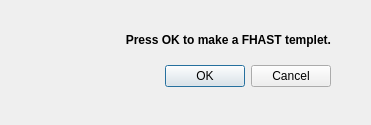
Before: the Qt Designer form profile/profiles/default/python/plugins/fhast_templet_maker/fhast_templet_maker_dialog_base.ui in pndphd/FHAST_2, drawn with Qt 5.
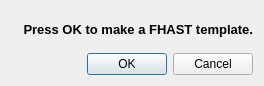
After: the same form once the commit is applied.

Patch:
```diff
--- a/profile/profiles/default/python/plugins/fhast_templet_maker/fhast_templet_maker_dialog_base.ui
+++ b/profile/profiles/default/python/plugins/fhast_templet_maker/fhast_templet_maker_dialog_base.ui
@@ -6,22 +6,16 @@
    <rect>
     <x>0</x>
     <y>0</y>
-    <width>371</width>
-    <height>125</height>
+    <width>264</width>
+    <height>86</height>
    </rect>
   </property>
   <property name="windowTitle">
    <string>FHAST Templet Maker</string>
   </property>
+  <layout class="QGridLayout" name="gridLayout">
+   <item row="2" column="0">
   <widget class="QDialogButtonBox" name="button_box">
-   <property name="geometry">
-    <rect>
-     <x>150</x>
-     <y>60</y>
-     <width>181</width>
-     <height>32</height>
-    </rect>
-   </property>
    <property name="orientation">
     <enum>Qt::Horizontal</enum>
    </property>
@@ -29,17 +23,12 @@
     <set>QDialogButtonBox::Cancel|QDialogButtonBox::Ok</set>
    </property>
   </widget>
+   </item>
+   <item row="1" column="0">
   <widget class="QLabel" name="label">
-   <property name="geometry">
-    <rect>
-     <x>30</x>
-     <y>30</y>
-     <width>301</width>
-     <height>20</height>
-    </rect>
-   </property>
    <property name="font">
     <font>
+       <pointsize>10</pointsize>
      <weight>75</weight>
      <bold>true</bold>
     </font>
@@ -51,12 +40,14 @@
     <enum>QFrame::NoFrame</enum>
    </property>
    <property name="text">
-    <string>Press OK to make a FHAST templet.</string>
+      <string>Press OK to make a FHAST template.</string>
    </property>
    <property name="alignment">
     <set>Qt::AlignRight|Qt::AlignTrailing|Qt::AlignVCenter</set>
    </property>
   </widget>
+   </item>
+  </layout>
  </widget>
  <resources/>
  <connections>
```
Lines whose indentation alone changed are shown as unchanged.
